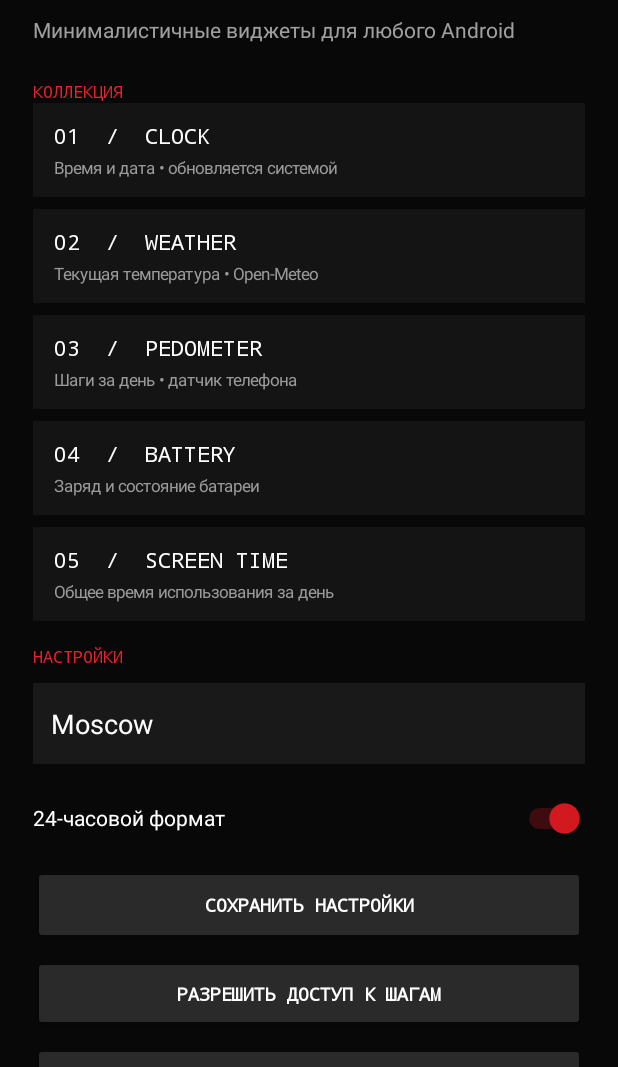
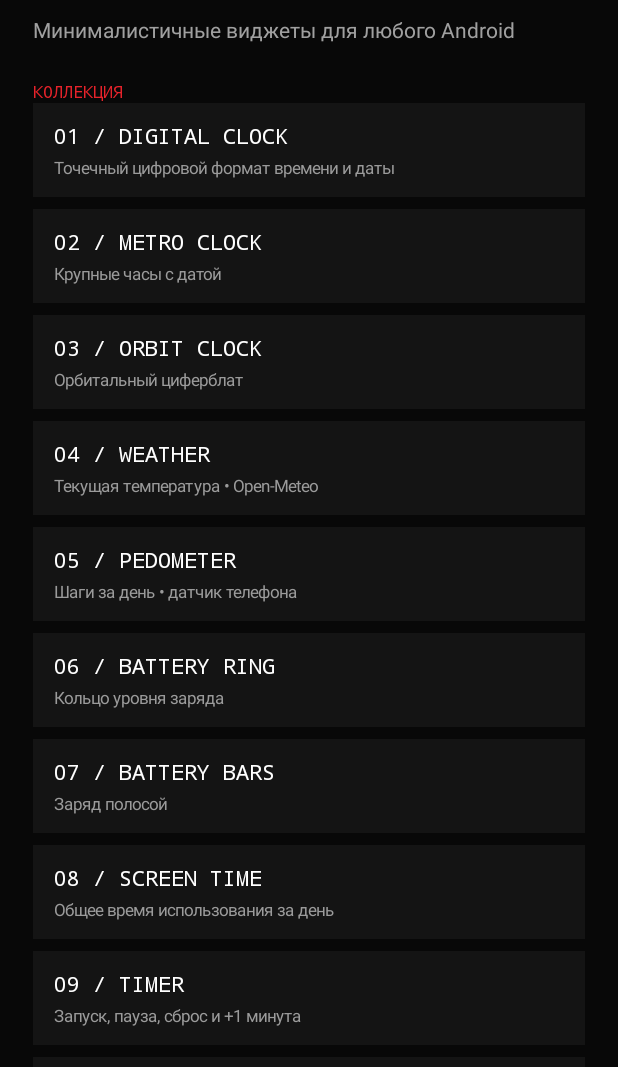
Before and after one commit to Royalls45/NothingWidgets, an Android app: the screen it shows after launch (MainActivity), on a phone screen of 412 x 824 dp, the part 169-1236 px from its top. Run offline under Robolectric (Android 15) with nearby library versions, the phone set to English and light mode, and no system bars; 9 statements that could not run were skipped.

Commit message:
Redesign Nothing-style widget collection

```diff
--- a/app/src/main/java/dev/glyphwidgets/MainActivity.java
+++ b/app/src/main/java/dev/glyphwidgets/MainActivity.java
@@ -22,6 +22,7 @@ import android.widget.TextView;
 
 public class MainActivity extends Activity {
     private EditText city;
+    private EditText note;
     private TextView status;
     private int pad(float dp) { return (int)(dp * getResources().getDisplayMetrics().density + .5f); }
     @Override public void onCreate(Bundle b) { super.onCreate(b); getWindow().setStatusBarColor(Color.rgb(8,8,8)); getWindow().setNavigationBarColor(Color.rgb(8,8,8)); build(); }
@@ -34,13 +35,15 @@ public class MainActivity extends Activity {
         ScrollView scroll=new ScrollView(this); scroll.setFillViewport(true); scroll.addView(page);
         page.addView(text("GLYPH\nWIDGETS",34,white,true)); TextView intro=text("Минималистичные виджеты для любого Android",14,grey,false); intro.setPadding(0,pad(10),0,pad(24)); page.addView(intro);
         page.addView(text("КОЛЛЕКЦИЯ",11,red,true));
-        addCard(page,"01  /  CLOCK","Время и дата • обновляется системой"); addCard(page,"02  /  WEATHER","Текущая температура • Open-Meteo");
-        addCard(page,"03  /  PEDOMETER","Шаги за день • датчик телефона"); addCard(page,"04  /  BATTERY","Заряд и состояние батареи"); addCard(page,"05  /  SCREEN TIME","Общее время использования за день");
+        addCard(page,"01 / DIGITAL CLOCK","Точечный цифровой формат времени и даты"); addCard(page,"02 / METRO CLOCK","Крупные часы с датой"); addCard(page,"03 / ORBIT CLOCK","Орбитальный циферблат");
+        addCard(page,"04 / WEATHER","Текущая температура • Open-Meteo"); addCard(page,"05 / PEDOMETER","Шаги за день • датчик телефона"); addCard(page,"06 / BATTERY RING","Кольцо уровня заряда"); addCard(page,"07 / BATTERY BARS","Заряд полосой"); addCard(page,"08 / SCREEN TIME","Общее время использования за день");
+        addCard(page,"09 / TIMER","Запуск, пауза, сброс и +1 минута"); addCard(page,"10 / WATER","Счётчик стаканов на сегодня"); addCard(page,"11 / QUOTE","Цитаты по нажатию"); addCard(page,"12 / STICKY NOTE","Сохранённая заметка"); addCard(page,"13 / WORLD CLOCK","Москва, Лондон и Токио"); addCard(page,"14 / LIFE IN DOTS","Прогресс текущего дня");
         page.addView(text("НАСТРОЙКИ",11,red,true),lp(-1,-2,8,10));
         city=new EditText(this); city.setSingleLine(true); city.setTextColor(white); city.setHintTextColor(grey); city.setHint("Город, например Moscow"); city.setText(getSharedPreferences("glyph",0).getString("city","Moscow")); city.setPadding(pad(12),0,pad(12),0); city.setBackgroundColor(Color.rgb(25,25,25)); page.addView(city,lp(-1,54,0,12));
+        note=new EditText(this); note.setMinLines(2); note.setMaxLines(4); note.setTextColor(white); note.setHintTextColor(grey); note.setHint("Текст заметки для виджета"); note.setText(getSharedPreferences("glyph",0).getString("note","")); note.setPadding(pad(12),pad(8),pad(12),pad(8)); note.setBackgroundColor(Color.rgb(25,25,25)); page.addView(note,lp(-1,-2,0,12));
         Switch format=new Switch(this); format.setText("24-часовой формат"); format.setTextColor(white); format.setChecked(getSharedPreferences("glyph",0).getBoolean("24h",true)); page.addView(format,lp(-1,48,0,8));
         Button save=button("СОХРАНИТЬ НАСТРОЙКИ"); page.addView(save,lp(-1,52,0,8));
-        save.setOnClickListener(v->{getSharedPreferences("glyph",0).edit().putString("city",city.getText().toString().trim().isEmpty()?"Moscow":city.getText().toString().trim()).putBoolean("24h",format.isChecked()).apply(); GlyphWidgetProvider.refreshData(this); status.setText("ГОТОВО  /  ВИДЖЕТЫ ОБНОВЛЯЮТСЯ");});
+        save.setOnClickListener(v->{getSharedPreferences("glyph",0).edit().putString("city",city.getText().toString().trim().isEmpty()?"Moscow":city.getText().toString().trim()).putString("note",note.getText().toString().trim().isEmpty()?"Нажмите, чтобы оставить заметку":note.getText().toString().trim()).putBoolean("24h",format.isChecked()).apply(); GlyphWidgetProvider.refreshData(this); status.setText("ГОТОВО  /  ВИДЖЕТЫ ОБНОВЛЯЮТСЯ");});
         Button steps=button("РАЗРЕШИТЬ ДОСТУП К ШАГАМ"); page.addView(steps,lp(-1,50,0,8)); steps.setOnClickListener(v->{if(Build.VERSION.SDK_INT>=29 && checkSelfPermission(Manifest.permission.ACTIVITY_RECOGNITION)!=PackageManager.PERMISSION_GRANTED) requestPermissions(new String[]{Manifest.permission.ACTIVITY_RECOGNITION},41); else {Steps.read(this); status.setText("ДАТЧИК ШАГОВ ВКЛЮЧЁН");}});
         Button usage=button("РАЗРЕШИТЬ СТАТИСТИКУ ЭКРАНА"); page.addView(usage,lp(-1,50,0,8)); usage.setOnClickListener(v->startActivity(new Intent(Settings.ACTION_USAGE_ACCESS_SETTINGS)));
         status=text("НАЖМИТЕ ВИДЖЕТ, ЧТОБЫ ОБНОВИТЬ ДАННЫЕ",10,grey,true); status.setPadding(0,pad(18),0,0); page.addView(status);
```
